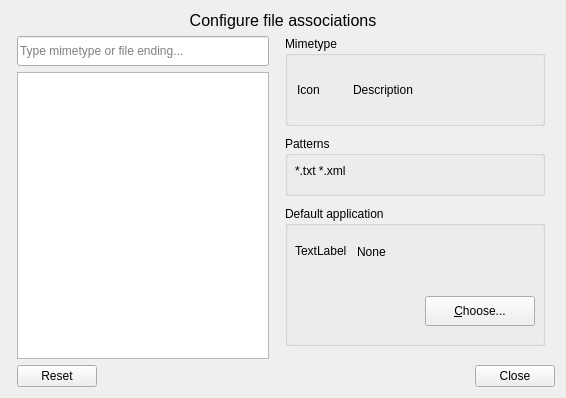
Before: the Qt Designer form razor-config-file-associations/mimetypeviewer.ui in lxqt/lxqt-config, drawn with Qt 5.
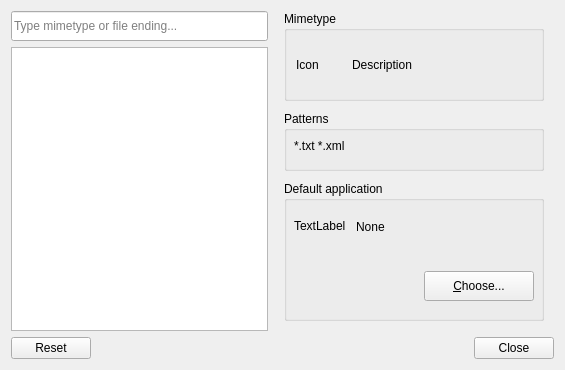
After: the same form once the commit is applied.

Commit message: Removed heading from mimetypeviewer in config-file-associations

What changed in the file:
```diff
--- a/razor-config-file-associations/mimetypeviewer.ui
+++ b/razor-config-file-associations/mimetypeviewer.ui
@@ -6,76 +6,21 @@
    <rect>
     <x>0</x>
     <y>0</y>
-    <width>566</width>
-    <height>398</height>
+    <width>565</width>
+    <height>370</height>
    </rect>
   </property>
   <property name="minimumSize">
    <size>
     <width>530</width>
-    <height>395</height>
+    <height>370</height>
    </size>
   </property>
   <property name="windowTitle">
    <string>Mimetypes</string>
   </property>
   <layout class="QGridLayout" name="gridLayout">
-   <item row="4" column="1">
-    <widget class="QTreeView" name="mimetypeTreeView">
-     <property name="sizePolicy">
-      <sizepolicy hsizetype="MinimumExpanding" vsizetype="MinimumExpanding">
-       <horstretch>0</horstretch>
-       <verstretch>0</verstretch>
-      </sizepolicy>
-     </property>
-     <property name="minimumSize">
-      <size>
-       <width>180</width>
-       <height>280</height>
-      </size>
-     </property>
-     <property name="editTriggers">
-      <set>QAbstractItemView::NoEditTriggers</set>
-     </property>
-     <property name="showDropIndicator" stdset="0">
-      <bool>false</bool>
-     </property>
-     <property name="headerHidden">
-      <bool>true</bool>
-     </property>
-     <property name="expandsOnDoubleClick">
-      <bool>false</bool>
-     </property>
-     <attribute name="headerVisible">
-      <bool>false</bool>
-     </attribute>
-     <attribute name="headerDefaultSectionSize">
-      <number>0</number>
-     </attribute>
-     <attribute name="headerMinimumSectionSize">
-      <number>500</number>
-     </attribute>
-    </widget>
-   </item>
-   <item row="1" column="0" colspan="3">
-    <widget class="QLabel" name="headingLabel">
-     <property name="font">
-      <font>
-       <pointsize>12</pointsize>
-      </font>
-     </property>
-     <property name="text">
-      <string>Configure file associations</string>
-     </property>
-     <property name="alignment">
-      <set>Qt::AlignCenter</set>
-     </property>
-     <property name="indent">
-      <number>0</number>
-     </property>
-    </widget>
-   </item>
-   <item row="3" column="2" rowspan="2">
+   <item row="2" column="1" rowspan="2">
     <widget class="QFrame" name="mimeFrame">
      <property name="enabled">
       <bool>true</bool>
@@ -252,7 +197,7 @@
      </widget>
     </widget>
    </item>
-   <item row="3" column="1">
+   <item row="2" column="0">
     <widget class="QLineEdit" name="searchTermLineEdit">
      <property name="minimumSize">
       <size>
@@ -268,13 +213,50 @@
      </property>
     </widget>
    </item>
-   <item row="5" column="1" colspan="2">
+   <item row="4" column="0" colspan="2">
     <widget class="QDialogButtonBox" name="dialogButtonBox">
      <property name="standardButtons">
       <set>QDialogButtonBox::Close|QDialogButtonBox::Reset</set>
      </property>
     </widget>
    </item>
+   <item row="3" column="0">
+    <widget class="QTreeView" name="mimetypeTreeView">
+     <property name="sizePolicy">
+      <sizepolicy hsizetype="MinimumExpanding" vsizetype="MinimumExpanding">
+       <horstretch>0</horstretch>
+       <verstretch>0</verstretch>
+      </sizepolicy>
+     </property>
+     <property name="minimumSize">
+      <size>
+       <width>180</width>
+       <height>275</height>
+      </size>
+     </property>
+     <property name="editTriggers">
+      <set>QAbstractItemView::NoEditTriggers</set>
+     </property>
+     <property name="showDropIndicator" stdset="0">
+      <bool>false</bool>
+     </property>
+     <property name="headerHidden">
+      <bool>true</bool>
+     </property>
+     <property name="expandsOnDoubleClick">
+      <bool>false</bool>
+     </property>
+     <attribute name="headerVisible">
+      <bool>false</bool>
+     </attribute>
+     <attribute name="headerDefaultSectionSize">
+      <number>0</number>
+     </attribute>
+     <attribute name="headerMinimumSectionSize">
+      <number>500</number>
+     </attribute>
+    </widget>
+   </item>
   </layout>
  </widget>
  <tabstops>
```
